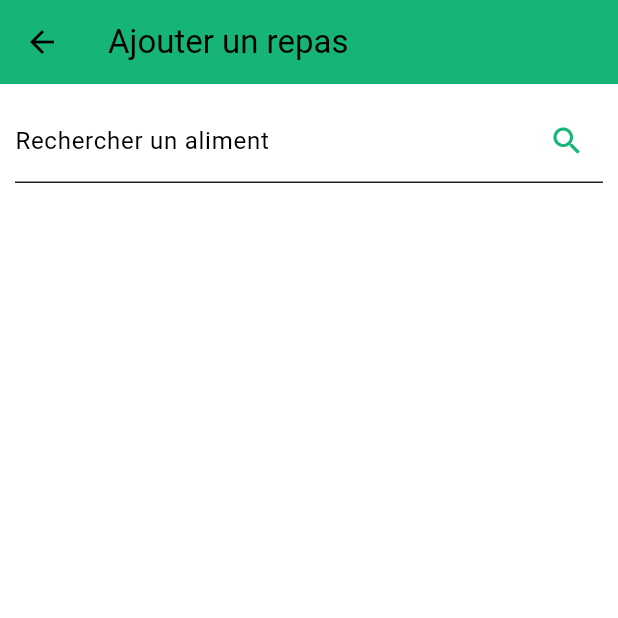
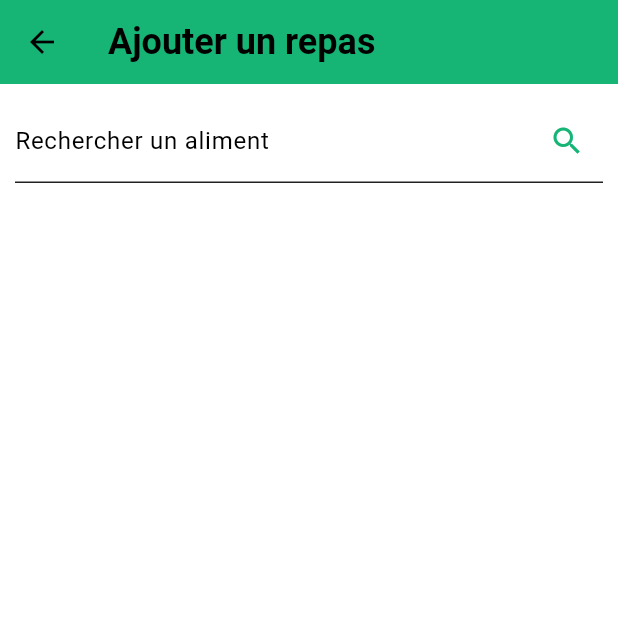
Before and after one commit to MaximeLemesle/Compteur-de-calories, a Flutter app: the screen it shows after launch, after a tap on "Ajouter un repas", on a phone screen of 412 x 824 dp, the top half of it. Run offline on Flutter 3.47's test engine with Material 3 defaults, Android fonts, the light colour scheme and no system bars; our stand-ins replace percent_indicator.

Commit message:
🎨 Improve add_meal.dart style | 29/03

```diff
--- a/lib/ui/utils/nutriments_box.dart
+++ b/lib/ui/utils/nutriments_box.dart
@@ -19,7 +19,9 @@ class NutrimentsBox extends StatelessWidget {
       padding: const EdgeInsets.all(4.0),
       child: Container(
         decoration: BoxDecoration(
-          border: Border.all(color: const Color(0xFFBDBDBD)),
+          border: Border.all(
+            color: Theme.of(context).colorScheme.surfaceVariant,
+          ),
           borderRadius: BorderRadius.circular(8),
         ),
         child: Column(
--- a/lib/ui/utils/theme/app_theme.dart
+++ b/lib/ui/utils/theme/app_theme.dart
@@ -16,6 +16,14 @@ ThemeData lightMode = ThemeData(
     onPrimary: Colors.white,
     background: Colors.grey.shade50,
     onBackground: Colors.grey.shade900,
+    surfaceVariant: Colors.grey.shade400,
+  ),
+    textTheme: TextTheme(
+    titleLarge: TextStyle(fontSize: 24, fontWeight: FontWeight.bold, color: Colors.grey.shade900),
+    titleMedium: TextStyle(fontSize: 22, fontWeight: FontWeight.bold, color: Colors.grey.shade900),
+    titleSmall: TextStyle(fontSize: 20, fontWeight: FontWeight.bold, color: Colors.grey.shade900),
+    bodyLarge: TextStyle(fontSize: 16, color: Colors.grey.shade900),
+    bodyMedium: TextStyle(fontSize: 14, color: Colors.grey.shade900),
   ),
 );
 
@@ -26,5 +34,13 @@ ThemeData darkMode = ThemeData(
     onPrimary: Colors.grey.shade900,
     background: Colors.grey.shade900,
     onBackground: Colors.grey.shade100,
+    surfaceVariant: Colors.grey.shade700,
+  ),
+  textTheme: TextTheme(
+    titleLarge: TextStyle(fontSize: 24, fontWeight: FontWeight.bold, color: Colors.grey.shade100),
+    titleMedium: TextStyle(fontSize: 22, fontWeight: FontWeight.bold, color: Colors.grey.shade100),
+    titleSmall: TextStyle(fontSize: 20, fontWeight: FontWeight.bold, color: Colors.grey.shade100),
+    bodyLarge: TextStyle(fontSize: 16, color: Colors.grey.shade100),
+    bodyMedium: TextStyle(fontSize: 14, color: Colors.grey.shade100),
   ),
 );
```
Also changed, not shown: lib/repositories/aliment_repository.dart (+23 -0 lines), lib/ui/screens/add_meal.dart (+26 -3 lines).
